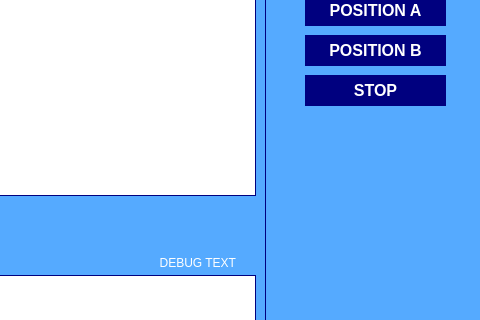
Old version of the form MOTOR_CONTROL/SOURCE/WINDOW/window.ui in the repository marcorispoli/MCPU_Z190_VECCHIO; both pictures show x 285 to 765 and y 95 to 415 of the 765 by 600 pixel window.
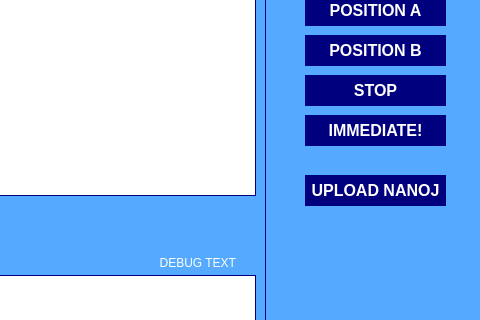
New version of the form.

Commit message: Completato caricamento programma nanoj inserito vettore non volatile e volatile per lo storage

```diff
--- a/MOTOR_CONTROL/SOURCE/WINDOW/window.ui
+++ b/MOTOR_CONTROL/SOURCE/WINDOW/window.ui
@@ -316,6 +316,56 @@
      <string>STOP</string>
     </property>
    </widget>
+   <widget class="QPushButton" name="immediateCommand">
+    <property name="geometry">
+     <rect>
+      <x>590</x>
+      <y>210</y>
+      <width>141</width>
+      <height>31</height>
+     </rect>
+    </property>
+    <property name="font">
+     <font>
+      <pointsize>12</pointsize>
+      <bold>true</bold>
+     </font>
+    </property>
+    <property name="styleSheet">
+     <string notr="true">background-color: rgb(0, 0, 127);
+color: rgb(255, 255, 255);
+border-width: 0px;
+</string>
+    </property>
+    <property name="text">
+     <string>IMMEDIATE!</string>
+    </property>
+   </widget>
+   <widget class="QPushButton" name="uploadnanoj">
+    <property name="geometry">
+     <rect>
+      <x>590</x>
+      <y>270</y>
+      <width>141</width>
+      <height>31</height>
+     </rect>
+    </property>
+    <property name="font">
+     <font>
+      <pointsize>12</pointsize>
+      <bold>true</bold>
+     </font>
+    </property>
+    <property name="styleSheet">
+     <string notr="true">background-color: rgb(0, 0, 127);
+color: rgb(255, 255, 255);
+border-width: 0px;
+</string>
+    </property>
+    <property name="text">
+     <string>UPLOAD NANOJ</string>
+    </property>
+   </widget>
   </widget>
  </widget>
  <resources/>
```
The commit also changes 17 other files.
